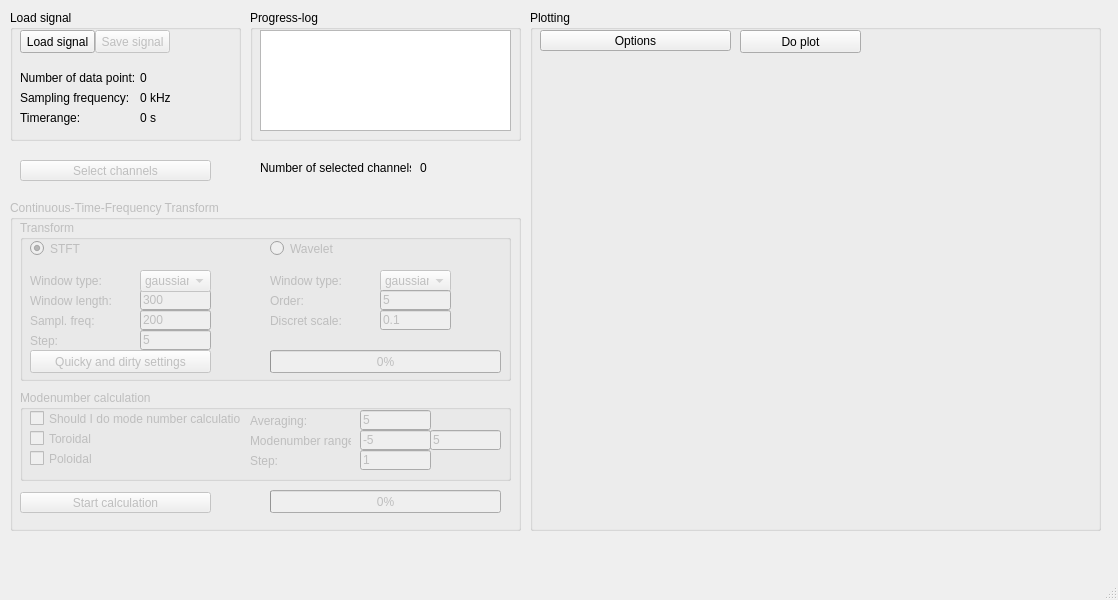
First picture: the form in python/gui/gui_layout.ui, repository fusion-flap/nti-wavelet-tools, before the edit.
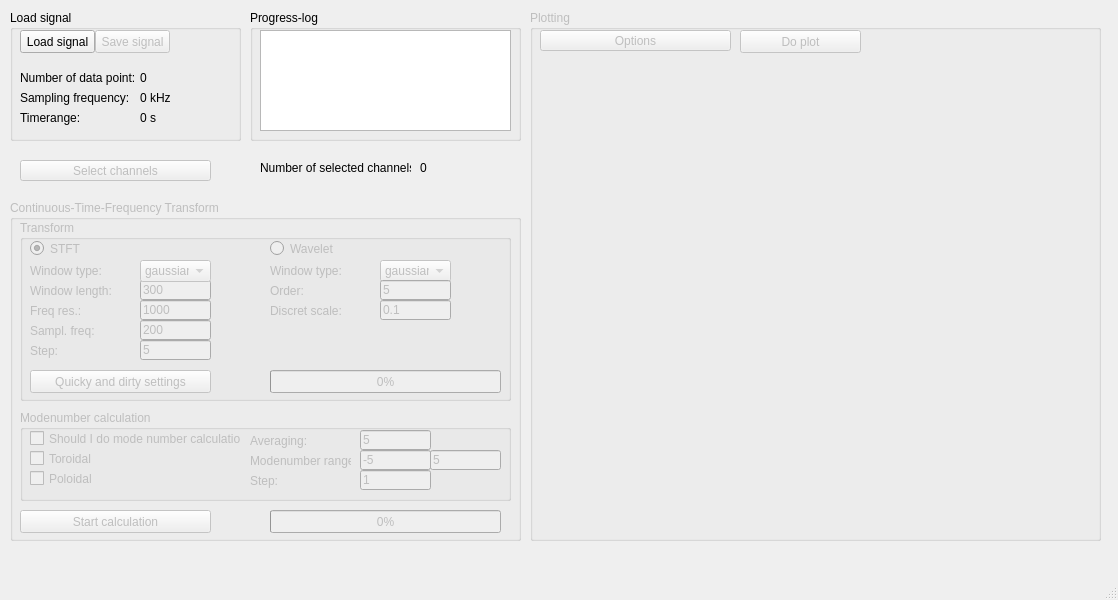
Second picture: the form after the edit.

The edit to the form file:
```diff
--- a/python/gui/gui_layout.ui
+++ b/python/gui/gui_layout.ui
@@ -23,7 +23,7 @@
       <x>10</x>
       <y>200</y>
       <width>511</width>
-      <height>331</height>
+      <height>341</height>
      </rect>
     </property>
     <property name="title">
@@ -35,7 +35,7 @@
        <x>10</x>
        <y>20</y>
        <width>491</width>
-       <height>161</height>
+       <height>181</height>
       </rect>
      </property>
      <property name="title">
@@ -45,7 +45,7 @@
       <property name="geometry">
        <rect>
         <x>120</x>
-        <y>70</y>
+        <y>60</y>
         <width>71</width>
         <height>20</height>
        </rect>
@@ -58,7 +58,7 @@
       <property name="geometry">
        <rect>
         <x>10</x>
-        <y>50</y>
+        <y>40</y>
         <width>71</width>
         <height>21</height>
        </rect>
@@ -71,7 +71,7 @@
       <property name="geometry">
        <rect>
         <x>10</x>
-        <y>90</y>
+        <y>100</y>
         <width>81</width>
         <height>21</height>
        </rect>
@@ -90,7 +90,7 @@
       <property name="geometry">
        <rect>
         <x>10</x>
-        <y>70</y>
+        <y>60</y>
         <width>111</width>
         <height>21</height>
        </rect>
@@ -103,7 +103,7 @@
       <property name="geometry">
        <rect>
         <x>120</x>
-        <y>90</y>
+        <y>100</y>
         <width>71</width>
         <height>20</height>
        </rect>
@@ -116,7 +116,7 @@
       <property name="geometry">
        <rect>
         <x>10</x>
-        <y>130</y>
+        <y>150</y>
         <width>181</width>
         <height>23</height>
        </rect>
@@ -129,7 +129,7 @@
       <property name="geometry">
        <rect>
         <x>120</x>
-        <y>50</y>
+        <y>40</y>
         <width>71</width>
         <height>22</height>
        </rect>
@@ -152,7 +152,7 @@
       <property name="geometry">
        <rect>
         <x>10</x>
-        <y>110</y>
+        <y>120</y>
         <width>81</width>
         <height>21</height>
        </rect>
@@ -165,7 +165,7 @@
       <property name="geometry">
        <rect>
         <x>120</x>
-        <y>110</y>
+        <y>120</y>
         <width>71</width>
         <height>20</height>
        </rect>
@@ -210,7 +210,7 @@
       <property name="geometry">
        <rect>
         <x>360</x>
-        <y>50</y>
+        <y>40</y>
         <width>71</width>
         <height>22</height>
        </rect>
@@ -230,7 +230,7 @@
       <property name="geometry">
        <rect>
         <x>250</x>
-        <y>50</y>
+        <y>40</y>
         <width>71</width>
         <height>21</height>
        </rect>
@@ -246,7 +246,7 @@
       <property name="geometry">
        <rect>
         <x>360</x>
-        <y>70</y>
+        <y>60</y>
         <width>71</width>
         <height>20</height>
        </rect>
@@ -259,7 +259,7 @@
       <property name="geometry">
        <rect>
         <x>250</x>
-        <y>70</y>
+        <y>60</y>
         <width>111</width>
         <height>21</height>
        </rect>
@@ -275,7 +275,7 @@
       <property name="geometry">
        <rect>
         <x>360</x>
-        <y>90</y>
+        <y>80</y>
         <width>71</width>
         <height>20</height>
        </rect>
@@ -288,7 +288,7 @@
       <property name="geometry">
        <rect>
         <x>250</x>
-        <y>90</y>
+        <y>80</y>
         <width>111</width>
         <height>21</height>
        </rect>
@@ -301,7 +301,7 @@
       <property name="geometry">
        <rect>
         <x>250</x>
-        <y>130</y>
+        <y>150</y>
         <width>231</width>
         <height>23</height>
        </rect>
@@ -310,12 +310,38 @@
        <number>0</number>
       </property>
      </widget>
+     <widget class="QLineEdit" name="stftlengthLineEdit_2">
+      <property name="geometry">
+       <rect>
+        <x>120</x>
+        <y>80</y>
+        <width>71</width>
+        <height>20</height>
+       </rect>
+      </property>
+      <property name="text">
+       <string>1000</string>
+      </property>
+     </widget>
+     <widget class="QLabel" name="firsttime_6">
+      <property name="geometry">
+       <rect>
+        <x>10</x>
+        <y>80</y>
+        <width>111</width>
+        <height>21</height>
+       </rect>
+      </property>
+      <property name="text">
+       <string>Freq res.:</string>
+      </property>
+     </widget>
     </widget>
     <widget class="QGroupBox" name="groupBox_6">
      <property name="geometry">
       <rect>
        <x>10</x>
-       <y>190</y>
+       <y>210</y>
        <width>491</width>
        <height>91</height>
       </rect>
@@ -476,9 +502,9 @@
      <property name="geometry">
       <rect>
        <x>10</x>
-       <y>292</y>
+       <y>310</y>
        <width>191</width>
-       <height>21</height>
+       <height>23</height>
       </rect>
      </property>
      <property name="text">
@@ -489,7 +515,7 @@
      <property name="geometry">
       <rect>
        <x>260</x>
-       <y>290</y>
+       <y>310</y>
        <width>231</width>
        <height>23</height>
       </rect>
@@ -499,13 +525,16 @@
      </property>
     </widget>
    </widget>
-   <widget class="QGroupBox" name="groupBox_2">
+   <widget class="QGroupBox" name="plottingBox">
+    <property name="enabled">
+     <bool>false</bool>
+    </property>
     <property name="geometry">
      <rect>
       <x>530</x>
       <y>10</y>
       <width>571</width>
-      <height>521</height>
+      <height>531</height>
      </rect>
     </property>
     <property name="title">
@@ -515,7 +544,7 @@
      <property name="geometry">
       <rect>
        <x>10</x>
-       <y>50</y>
+       <y>60</y>
        <width>541</width>
        <height>461</height>
       </rect>
```
Left out of the diff: 2 changed lines with no effect on the pictures.
